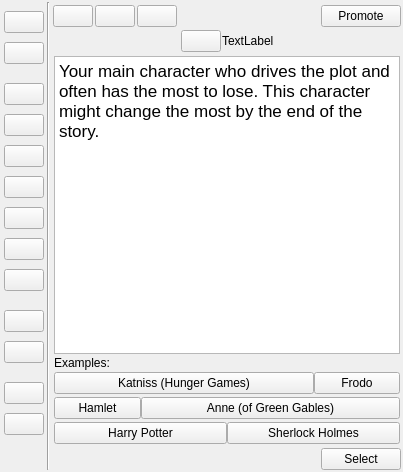
First picture: the form in ui/character_role_selector.ui, repository zkovari/plotlyst, before the edit.
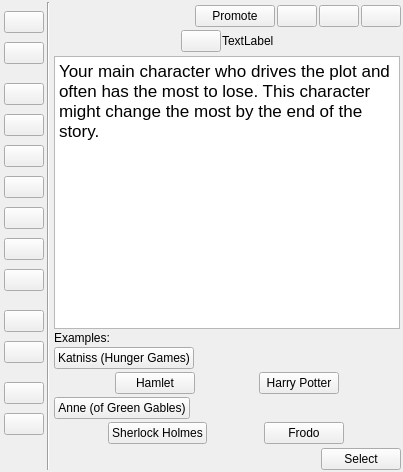
Second picture: the form after the edit. The open tabs and pages were chosen to show the change. Custom widgets are drawn as their Qt base class.

Diff of the .ui file:
```diff
--- a/ui/character_role_selector.ui
+++ b/ui/character_role_selector.ui
@@ -11,7 +11,7 @@
    </rect>
   </property>
   <property name="sizePolicy">
-   <sizepolicy hsizetype="Preferred" vsizetype="Maximum">
+   <sizepolicy hsizetype="Expanding" vsizetype="Maximum">
     <horstretch>0</horstretch>
     <verstretch>0</verstretch>
    </sizepolicy>
@@ -334,6 +334,29 @@
        <property name="spacing">
         <number>2</number>
        </property>
+       <item>
+        <spacer name="horizontalSpacer">
+         <property name="orientation">
+          <enum>Qt::Horizontal</enum>
+         </property>
+         <property name="sizeHint" stdset="0">
+          <size>
+           <width>40</width>
+           <height>20</height>
+          </size>
+         </property>
+        </spacer>
+       </item>
+       <item>
+        <widget class="SecondaryActionPushButton" name="btnPromote">
+         <property name="text">
+          <string>Promote</string>
+         </property>
+         <property name="checkable">
+          <bool>true</bool>
+         </property>
+        </widget>
+       </item>
        <item alignment="Qt::AlignTop">
         <widget class="MajorRoleIcon" name="iconMajor">
          <property name="toolTip">
@@ -355,29 +378,6 @@
          </property>
         </widget>
        </item>
-       <item>
-        <spacer name="horizontalSpacer">
-         <property name="orientation">
-          <enum>Qt::Horizontal</enum>
-         </property>
-         <property name="sizeHint" stdset="0">
-          <size>
-           <width>40</width>
-           <height>20</height>
-          </size>
-         </property>
-        </spacer>
-       </item>
-       <item>
-        <widget class="SecondaryActionPushButton" name="btnPromote">
-         <property name="text">
-          <string>Promote</string>
-         </property>
-         <property name="checkable">
-          <bool>true</bool>
-         </property>
-        </widget>
-       </item>
       </layout>
      </item>
      <item>
@@ -425,6 +425,15 @@
      </item>
      <item>
       <widget class="QStackedWidget" name="stackedWidget">
+       <property name="sizePolicy">
+        <sizepolicy hsizetype="Expanding" vsizetype="Preferred">
+         <horstretch>0</horstretch>
+         <verstretch>0</verstretch>
+        </sizepolicy>
+       </property>
+       <property name="currentIndex">
+        <number>3</number>
+       </property>
        <widget class="QWidget" name="pageProtagonist">
         <property name="sizePolicy">
          <sizepolicy hsizetype="Expanding" vsizetype="Preferred">
@@ -467,25 +476,18 @@
           </widget>
          </item>
          <item>
-          <layout class="QGridLayout" name="gridLayout">
-           <property name="horizontalSpacing">
-            <number>0</number>
-           </property>
-           <property name="verticalSpacing">
+          <layout class="QVBoxLayout" name="verticalLayout_4">
+           <property name="spacing">
             <number>3</number>
            </property>
-           <item row="2" column="0" colspan="2">
-            <widget class="IconText" name="icontext_5">
-             <property name="text">
-              <string>Harry Potter</string>
-             </property>
-             <property name="iconName" stdset="0">
-              <string>ei.magic</string>
-             </property>
-            </widget>
-           </item>
-           <item row="0" column="0" colspan="3">
+           <item>
             <widget class="IconText" name="icontext">
+             <property name="sizePolicy">
+              <sizepolicy hsizetype="Maximum" vsizetype="Fixed">
+               <horstretch>0</horstretch>
+               <verstretch>0</verstretch>
+              </sizepolicy>
+             </property>
              <property name="text">
               <string>Katniss (Hunger Games)</string>
              </property>
@@ -494,38 +496,53 @@
              </property>
             </widget>
            </item>
-           <item row="1" column="0">
-            <widget class="IconText" name="icontext_3">
-             <property name="text">
-              <string>Hamlet</string>
+           <item>
+            <layout class="QHBoxLayout" name="horizontalLayout_4">
+             <property name="spacing">
+              <number>3</number>
              </property>
-             <property name="iconName" stdset="0">
-              <string>fa5s.skull</string>
-             </property>
-            </widget>
+             <item>
+              <widget class="IconText" name="icontext_3">
+               <property name="sizePolicy">
+                <sizepolicy hsizetype="Maximum" vsizetype="Fixed">
+                 <horstretch>0</horstretch>
+                 <verstretch>0</verstretch>
+                </sizepolicy>
+               </property>
+               <property name="text">
+                <string>Hamlet</string>
+               </property>
+               <property name="iconName" stdset="0">
+                <string>fa5s.skull</string>
+               </property>
+              </widget>
+             </item>
+             <item>
+              <widget class="IconText" name="icontext_5">
+               <property name="sizePolicy">
+                <sizepolicy hsizetype="Maximum" vsizetype="Fixed">
+                 <horstretch>0</horstretch>
+                 <verstretch>0</verstretch>
+                </sizepolicy>
+               </property>
+               <property name="text">
+                <string>Harry Potter</string>
+               </property>
+               <property name="iconName" stdset="0">
+                <string>ei.magic</string>
+               </property>
+              </widget>
+             </item>
+            </layout>
            </item>
-           <item row="0" column="3">
-            <widget class="IconText" name="icontext_2">
-             <property name="text">
-              <string>Frodo</string>
-             </property>
-             <property name="iconName" stdset="0">
-              <string>fa5s.ring</string>
-             </property>
-            </widget>
-           </item>
-           <item row="2" column="2" colspan="2">
-            <widget class="IconText" name="icontext_6">
-             <property name="text">
-              <string>Sherlock Holmes</string>
-             </property>
-             <property name="iconName" stdset="0">
-              <string>mdi.incognito</string>
-             </property>
-            </widget>
-           </item>
-           <item row="1" column="1" colspan="3">
+           <item>
             <widget class="IconText" name="icontext_4">
+             <property name="sizePolicy">
+              <sizepolicy hsizetype="Maximum" vsizetype="Fixed">
+               <horstretch>0</horstretch>
+               <verstretch>0</verstretch>
+              </sizepolicy>
+             </property>
              <property name="text">
               <string>Anne (of Green Gables)</string>
              </property>
@@ -534,6 +551,45 @@
              </property>
             </widget>
            </item>
+           <item>
+            <layout class="QHBoxLayout" name="horizontalLayout_5">
+             <property name="spacing">
+              <number>3</number>
+             </property>
+             <item>
+              <widget class="IconText" name="icontext_6">
+               <property name="sizePolicy">
+                <sizepolicy hsizetype="Maximum" vsizetype="Fixed">
+                 <horstretch>0</horstretch>
+                 <verstretch>0</verstretch>
+                </sizepolicy>
+               </property>
+               <property name="text">
+                <string>Sherlock Holmes</string>
+               </property>
+               <property name="iconName" stdset="0">
+                <string>mdi.incognito</string>
+               </property>
+              </widget>
+             </item>
+             <item>
+              <widget class="IconText" name="icontext_2">
+               <property name="sizePolicy">
+                <sizepolicy hsizetype="Maximum" vsizetype="Fixed">
+                 <horstretch>0</horstretch>
+                 <verstretch>0</verstretch>
+                </sizepolicy>
+               </property>
+               <property name="text">
+                <string>Frodo</string>
+               </property>
+               <property name="iconName" stdset="0">
+                <string>fa5s.ring</string>
+               </property>
+              </widget>
+             </item>
+            </layout>
+           </item>
           </layout>
          </item>
         </layout>
```
Left out of the diff: 98 changed lines with no effect on the pictures.
